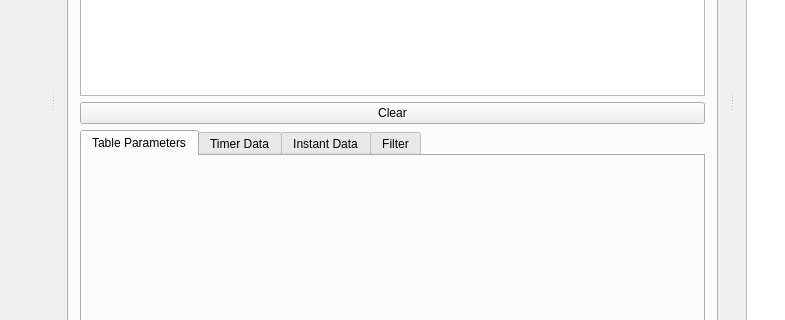
aatwo/Examples-and-Tests, file QTreeWidget_vs_QTreeView/mainwindow.ui: the form before one commit; both pictures show x 292 to 1077 and y 332 to 652 of the 1305 by 888 pixel window.
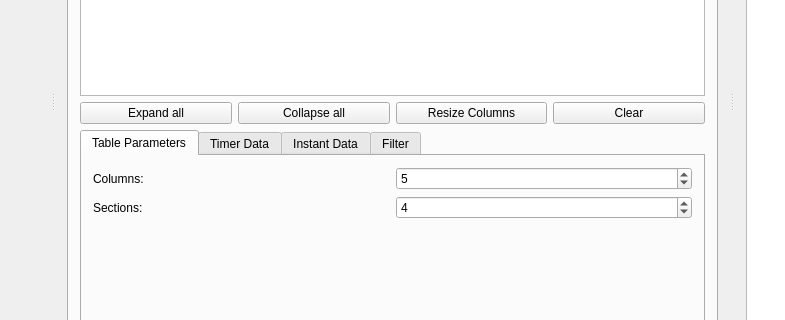
The form after the commit. The open tabs and pages were chosen to show the change.

Commit message: - Added basic QTreeView model

```diff
--- a/QTreeWidget_vs_QTreeView/mainwindow.ui
+++ b/QTreeWidget_vs_QTreeView/mainwindow.ui
@@ -371,7 +371,7 @@
        <layout class="QGridLayout" name="gridLayout_23">
         <item row="0" column="0">
          <layout class="QGridLayout" name="gridLayout_22">
-          <item row="2" column="0">
+          <item row="3" column="0">
            <widget class="QTabWidget" name="tabWidget_3">
             <property name="currentIndex">
              <number>0</number>
@@ -380,6 +380,59 @@
              <attribute name="title">
               <string>Table Parameters</string>
              </attribute>
+             <layout class="QGridLayout" name="gridLayout_7">
+              <item row="0" column="0">
+               <layout class="QGridLayout" name="gridLayout_5">
+                <item row="0" column="0">
+                 <widget class="QLabel" name="label_17">
+                  <property name="text">
+                   <string>Columns:</string>
+                  </property>
+                 </widget>
+                </item>
+                <item row="0" column="1">
+                 <widget class="QSpinBox" name="treeView_columnCountEdit">
+                  <property name="minimum">
+                   <number>1</number>
+                  </property>
+                  <property name="value">
+                   <number>5</number>
+                  </property>
+                 </widget>
+                </item>
+                <item row="1" column="0">
+                 <widget class="QLabel" name="label_18">
+                  <property name="text">
+                   <string>Sections:</string>
+                  </property>
+                 </widget>
+                </item>
+                <item row="1" column="1">
+                 <widget class="QSpinBox" name="treeView_sctionCountEdit">
+                  <property name="minimum">
+                   <number>1</number>
+                  </property>
+                  <property name="value">
+                   <number>4</number>
+                  </property>
+                 </widget>
+                </item>
+               </layout>
+              </item>
+              <item row="2" column="0">
+               <spacer name="verticalSpacer_6">
+                <property name="orientation">
+                 <enum>Qt::Vertical</enum>
+                </property>
+                <property name="sizeHint" stdset="0">
+                 <size>
+                  <width>20</width>
+                  <height>40</height>
+                 </size>
+                </property>
+               </spacer>
+              </item>
+             </layout>
             </widget>
             <widget class="QWidget" name="tab_7">
              <attribute name="title">
@@ -529,16 +582,41 @@
             </widget>
            </widget>
           </item>
-          <item row="1" column="0">
-           <widget class="QPushButton" name="treeView_instantClearButton">
-            <property name="text">
-             <string>Clear</string>
-            </property>
-           </widget>
-          </item>
           <item row="0" column="0">
            <widget class="QTreeView" name="treeView"/>
           </item>
+          <item row="1" column="0">
+           <layout class="QHBoxLayout" name="horizontalLayout_9">
+            <item>
+             <widget class="QPushButton" name="treeView_expandAllButton">
+              <property name="text">
+               <string>Expand all</string>
+              </property>
+             </widget>
+            </item>
+            <item>
+             <widget class="QPushButton" name="treeView_collapseAllButton">
+              <property name="text">
+               <string>Collapse all</string>
+              </property>
+             </widget>
+            </item>
+            <item>
+             <widget class="QPushButton" name="treeView_resizeColumnsButton">
+              <property name="text">
+               <string>Resize Columns</string>
+              </property>
+             </widget>
+            </item>
+            <item>
+             <widget class="QPushButton" name="treeView_instantClearButton">
+              <property name="text">
+               <string>Clear</string>
+              </property>
+             </widget>
+            </item>
+           </layout>
+          </item>
          </layout>
         </item>
        </layout>
```
Left out of the diff: 2 changed lines with no effect on the pictures. The commit also changes 9 other files.
